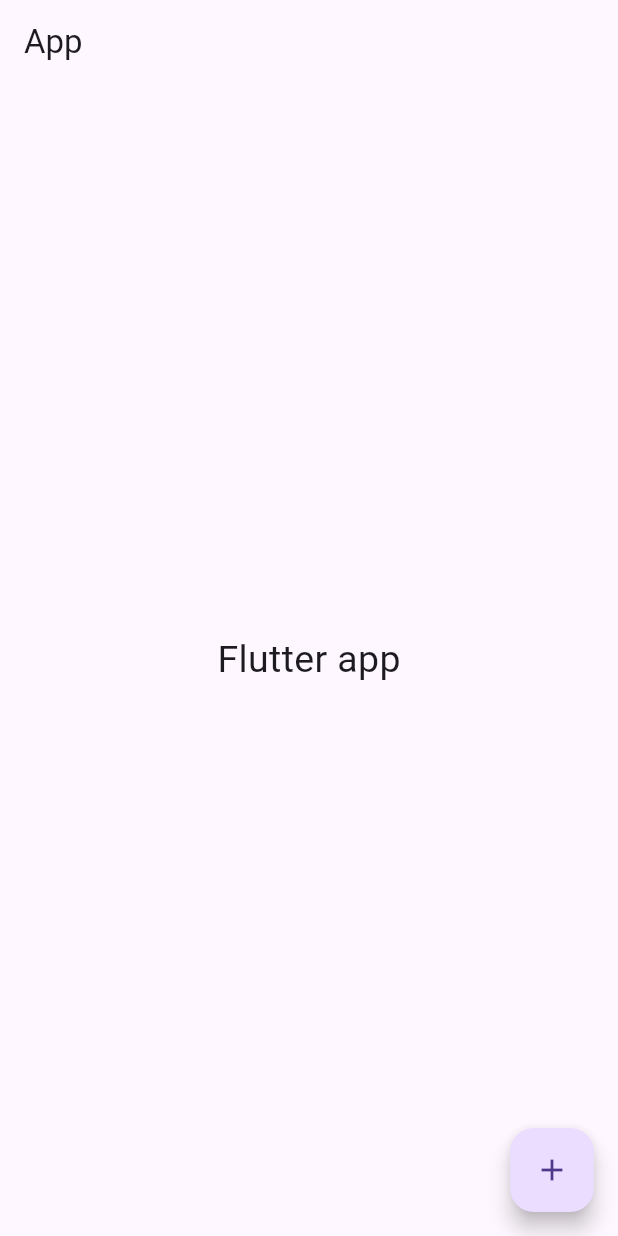
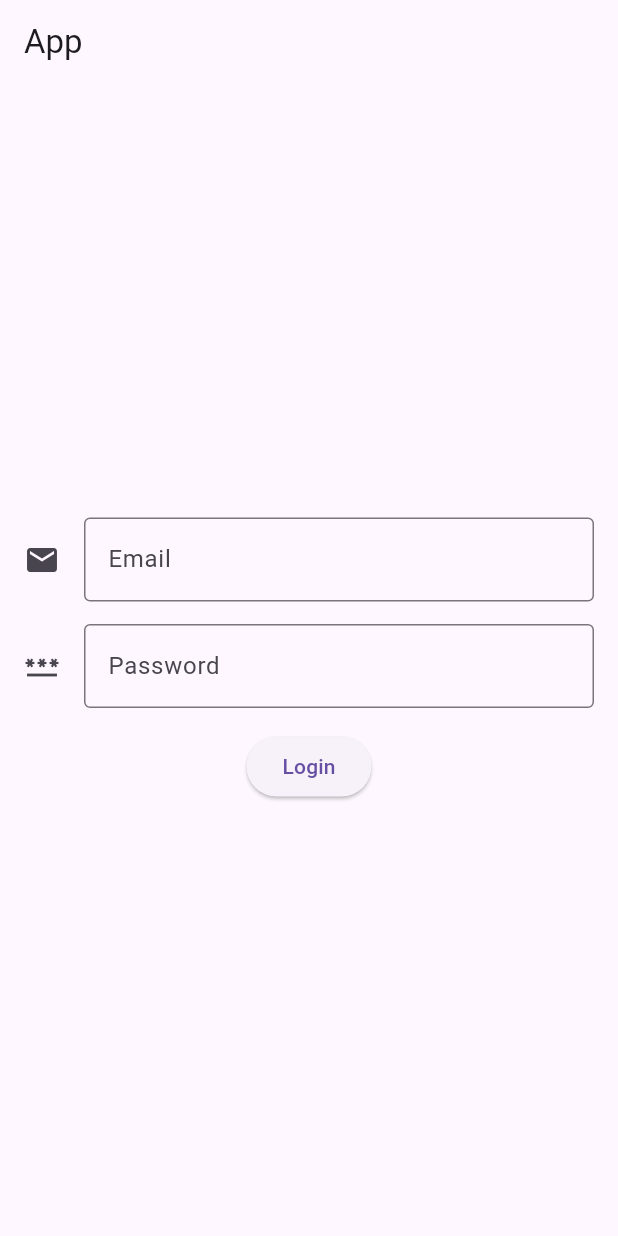
Before and after one commit to Killercavin/myapp, a Flutter app: the screen it shows after launch, on a phone screen of 412 x 824 dp. Run offline on Flutter 3.47's test engine with Material 3 defaults, Android fonts, the phone set to English and light mode, and no system bars.

Commit message:
Simple input widget

```diff
--- a/lib/main.dart
+++ b/lib/main.dart
@@ -16,11 +16,34 @@ class MyApp extends StatelessWidget {
         ),
         body: Container(
           alignment: Alignment.center,
-          child: const Text("Flutter app", style: TextStyle(fontSize: 25)),
-        ),
-        floatingActionButton: FloatingActionButton(
-          child: const Icon(Icons.add),
-          onPressed: () => {},
+          padding: const EdgeInsets.all(16.0), // Add some padding
+          child: Column(
+            mainAxisAlignment: MainAxisAlignment.center,
+            children: [ // Add some space between text and TextField
+              const TextField(
+                decoration: InputDecoration(
+                  border: OutlineInputBorder(),
+                  labelText: 'Email',
+                  hintText: 'your@email.com...',
+                  icon: Icon(Icons.mail),
+                ),
+                ),
+                const SizedBox(height: 15),
+                const TextField(
+                  decoration: InputDecoration(
+                    border: OutlineInputBorder(),
+                    labelText: 'Password',
+                    hintText: 'Password',
+                    icon: Icon(Icons.password)
+                  ),
+                ),
+                const SizedBox(height: 15),
+                ElevatedButton(
+                  onPressed: () {},
+                  child: const Text('Login'),
+                )
+            ],
+          ),
         ),
       ),
     );
```
